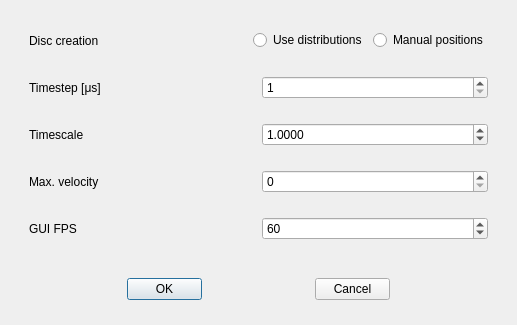
Before: the Qt Designer form src/lib/gui/dialogs/SetupDialog.ui in yannik131/Cell, drawn with Qt 5.
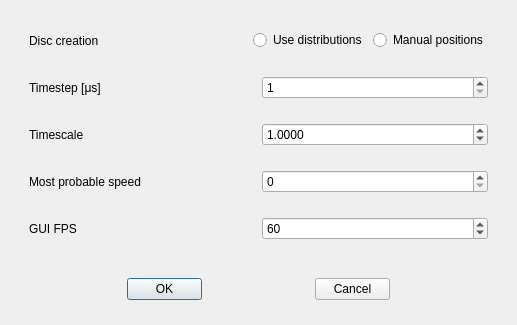
After: the same form once the commit is applied.

Commit message: Fixed intruder to parent bug

```diff
--- a/src/lib/gui/dialogs/SetupDialog.ui
+++ b/src/lib/gui/dialogs/SetupDialog.ui
@@ -153,7 +153,7 @@
          <item>
           <widget class="QLabel" name="label_7">
            <property name="text">
-            <string>Max. velocity</string>
+            <string>Most probable speed</string>
            </property>
           </widget>
          </item>
```
The commit also changes 2 other files.
